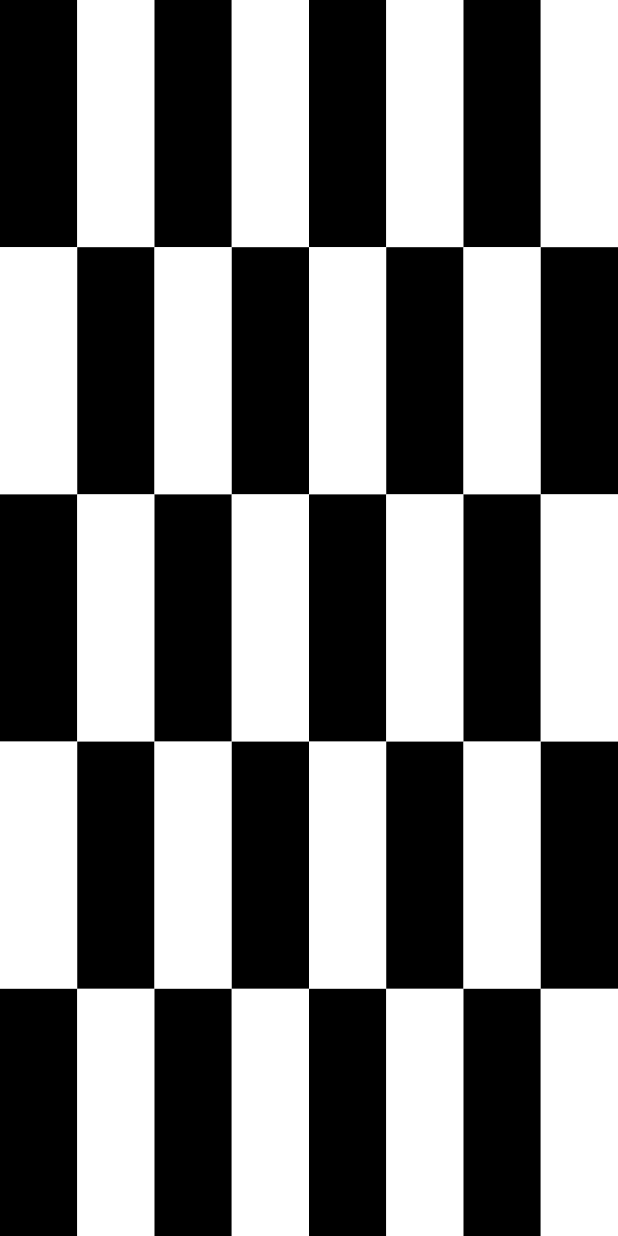
After one commit to jihanislam007/ict_appdevelopment_batch02, a Flutter app: the screen it shows after launch, after a tap on "Expanded", on a phone screen of 412 x 824 dp. The commit adds this screen. Run offline on Flutter 3.47's test engine with Material 2 defaults, Android fonts, the phone set to English and light mode, and no system bars; our stand-ins replace liquid_swipe.

Commit message:
Class - 14

```diff
--- /dev/null
+++ b/lib/Cards.dart
@@ -0,0 +1,35 @@
+import 'package:flutter/material.dart';
+
+class Cards extends StatelessWidget {
+  const Cards({Key? key}) : super(key: key);
+
+  @override
+  Widget build(BuildContext context) {
+    return Scaffold(
+      appBar: AppBar(
+        title: Text("Cards"),
+      ),
+      body: SafeArea(
+        child: Column(
+          mainAxisAlignment: MainAxisAlignment.center,
+          children: [
+
+            Center(
+              child: Card(
+                shape: RoundedRectangleBorder(
+                  borderRadius: BorderRadius.all(Radius.circular(20))
+                ),
+                elevation: 20,
+                child: Container(
+                  height: 200,
+                  width: 200,
+                ),
+              ),
+            )
+
+          ],
+        ),
+      ),
+    );
+  }
+}
--- /dev/null
+++ b/lib/Expandeds.dart
@@ -0,0 +1,252 @@
+import 'package:flutter/material.dart';
+
+class Expandeds extends StatelessWidget {
+  const Expandeds({Key? key}) : super(key: key);
+
+  @override
+  Widget build(BuildContext context) {
+    return Scaffold(
+      /*appBar: AppBar(
+        title: Text("Expanded"),
+      ),*/
+
+      body: SafeArea(
+        child: Column(
+          //mainAxisAlignment: MainAxisAlignment.center,
+          children: [
+            Expanded(
+              child: Row(
+                children: [
+                  Expanded(
+                      flex: 100,
+                      child: Container(
+                        color: Colors.black,
+                      )),
+                  Expanded(
+                      flex: 100,
+                      child: Container(
+                        color: Colors.white,
+                      )),
+                  Expanded(
+                      flex: 100,
+                      child: Container(
+                        color: Colors.black,
+                      )),
+                  Expanded(
+                      flex: 100,
+                      child: Container(
+                        color: Colors.white,
+                      )),
+                  Expanded(
+                      flex: 100,
+                      child: Container(
+                        color: Colors.black,
+                      )),
+                  Expanded(
+                      flex: 100,
+                      child: Container(
+                        color: Colors.white,
+                      )),
+                  Expanded(
+                      flex: 100,
+                      child: Container(
+                        color: Colors.black,
+                      )),
+                  Expanded(
+                      flex: 100,
+                      child: Container(
+                        color: Colors.white,
+                      )),
+                ],
+              ),
+            ),
+            Expanded(
+              child: Row(
+                children: [
+                  Expanded(
+                      flex: 100,
+                      child: Container(
+                        color: Colors.white,
+                      )),
+                  Expanded(
+                      flex: 100,
+                      child: Container(
+                        color: Colors.black,
+                      )),
+                  Expanded(
+                      flex: 100,
+                      child: Container(
+                        color: Colors.white,
+                      )),
+                  Expanded(
+                      flex: 100,
+                      child: Container(
+                        color: Colors.black,
+                      )),
+                  Expanded(
+                      flex: 100,
+                      child: Container(
+                        color: Colors.white,
+                      )),
+                  Expanded(
+                      flex: 100,
+                      child: Container(
+                        color: Colors.black,
+                      )),
+                  Expanded(
+                      flex: 100,
+                      child: Container(
+                        color: Colors.white,
+                      )),
+                  Expanded(
+                      flex: 100,
+                      child: Container(
+                        color: Colors.black,
+                      )),
+                ],
+              ),
+            ),
+            Expanded(
+              child: Row(
+                children: [
+                  Expanded(
+                      flex: 100,
+                      child: Container(
+                        color: Colors.black,
+                      )),
+                  Expanded(
+                      flex: 100,
+                      child: Container(
+                        color: Colors.white,
+                      )),
+                  Expanded(
+                      flex: 100,
+                      child: Container(
+                        color: Colors.black,
+                      )),
+                  Expanded(
+                      flex: 100,
+                      child: Container(
+                        color: Colors.white,
+                      )),
+                  Expanded(
+                      flex: 100,
+                      child: Container(
+                        color: Colors.black,
+                      )),
+                  Expanded(
+                      flex: 100,
+                      child: Container(
+                        color: Colors.white,
+                      )),
+                  Expanded(
+                      flex: 100,
+                      child: Container(
+                        color: Colors.black,
+                      )),
+                  Expanded(
+                      flex: 100,
+                      child: Container(
+                        color: Colors.white,
+                      )),
+                ],
+              ),
+            ),
+            Expanded(
+              child: Row(
+                children: [
+                  Expanded(
+                      flex: 100,
+                      child: Container(
+                        color: Colors.white,
+                      )),
+                  Expanded(
+                      flex: 100,
+                      child: Container(
+                        color: Colors.black,
+                      )),
+                  Expanded(
+                      flex: 100,
+                      child: Container(
+                        color: Colors.white,
+                      )),
+                  Expanded(
+                      flex: 100,
+                      child: Container(
+                        color: Colors.black,
+                      )),
+                  Expanded(
+                      flex: 100,
+                      child: Container(
+                        color: Colors.white,
+                      )),
+                  Expanded(
+                      flex: 100,
+                      child: Container(
+                        color: Colors.black,
+                      )),
+                  Expanded(
+                      flex: 100,
+                      child: Container(
+                        color: Colors.white,
+                      )),
+                  Expanded(
+                      flex: 100,
+                      child: Container(
+                        color: Colors.black,
+                      )),
+                ],
+              ),
+            ),
+            Expanded(
+              child: Row(
+                children: [
+                  Expanded(
+                      flex: 100,
+                      child: Container(
+                        color: Colors.black,
+                      )),
+                  Expanded(
+                      flex: 100,
+                      child: Container(
+                        color: Colors.white,
+                      )),
+                  Expanded(
+                      flex: 100,
+                      child: Container(
+                        color: Colors.black,
+                      )),
+                  Expanded(
+                      flex: 100,
+                      child: Container(
+                        color: Colors.white,
+                      )),
+                  Expanded(
+                      flex: 100,
+                      child: Container(
+                        color: Colors.black,
+                      )),
+                  Expanded(
+                      flex: 100,
+                      child: Container(
+                        color: Colors.white,
+                      )),
+                  Expanded(
+                      flex: 100,
+                      child: Container(
+                        color: Colors.black,
+                      )),
+                  Expanded(
+                      flex: 100,
+                      child: Container(
+                        color: Colors.white,
+                      )),
+                ],
+              ),
+            ),
+          ],
+        ),
+      ),
+    );
+  }
+}
--- a/lib/SecondPage.dart
+++ b/lib/SecondPage.dart
@@ -1,9 +1,11 @@
 import 'package:flutter/material.dart';
+import 'package:ict_appdevelopment_batch02/Expandeds.dart';
 import 'package:ict_appdevelopment_batch02/RowColumn.dart';
 import 'package:ict_appdevelopment_batch02/SingleChildScrollView.dart';
 import 'package:ict_appdevelopment_batch02/main.dart';
 
 import 'Calculator.dart';
+import 'Cards.dart';
 import 'ImageLoad/PracticeImage.dart';
 import 'LiquidSwifts.dart';
 import 'ListTile.dart';
@@ -21,12 +23,14 @@ class SecondPage extends StatelessWidget {
           centerTitle: true,
         ),
         body: Center(
+            child: Padding(
+              padding: const EdgeInsets.all(18.0),
               child: ListView(
           children: [
               Padding(
                 padding: const EdgeInsets.all(18.0),
                 child: Container(
-                  height: 200,
+                    height: 100,
                     color: Colors.deepOrangeAccent,
                     child: Center(
                         child: Text(
@@ -100,8 +104,36 @@ class SecondPage extends StatelessWidget {
                             builder: (context) => LiquidSweept()));
                   },
                   child: Text("liquid swipe")),
+
+            ElevatedButton(
+                  onPressed: () {
+                    print("pressed done");
+                    Navigator.push(
+                        context,
+                        MaterialPageRoute(
+                            builder: (context) => Expandeds()));
+                  },
+                  child: Text("Expanded")),
+
+            ElevatedButton(
+                  onPressed: () {
+                    print("pressed done");
+                    Navigator.push(
+                        context,
+                        MaterialPageRoute(
+                            builder: (context) => Cards()));
+                  },
+                  child: Text("Cards")),
           ],
-        ))
+        ),
+            )),
+        floatingActionButton: FloatingActionButton(
+          backgroundColor: Colors.green,
+          onPressed: () {
+            print("I am floating button");
+          },
+        child: Icon(Icons.add,),
+        ),
         //)
         );
   }
--- a/lib/main.dart
+++ b/lib/main.dart
@@ -1,8 +1,8 @@
-import 'dart:ui';
-
 import 'package:flutter/material.dart';
 
+import 'LiquidSwifts.dart';
 import 'SecondPage.dart';
+
 
 void main(){
   runApp(MyApp());
@@ -11,9 +11,10 @@ void main(){
 class MyApp extends StatelessWidget {
   @override
   Widget build(BuildContext context) {
-    return
-      MaterialApp(
+    return MaterialApp(
+      debugShowCheckedModeBanner: false,
       home: SecondPage(),
+         // LiquidSweept()
 
     );
   }
```
Lines whose indentation alone changed are shown as unchanged.
